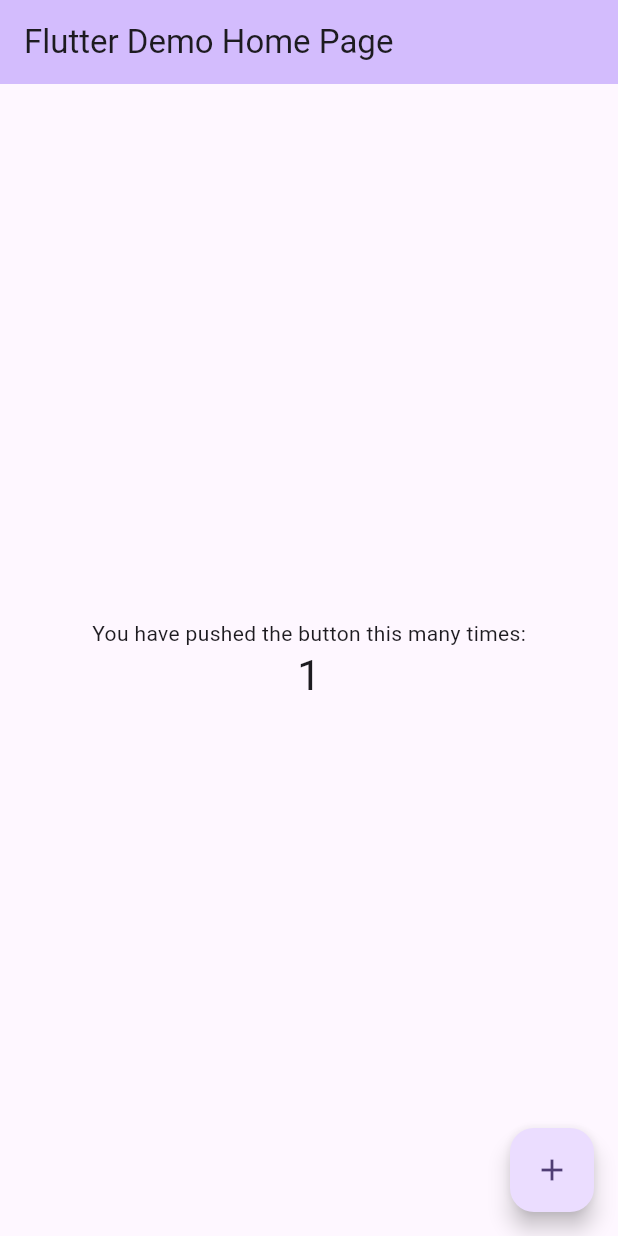
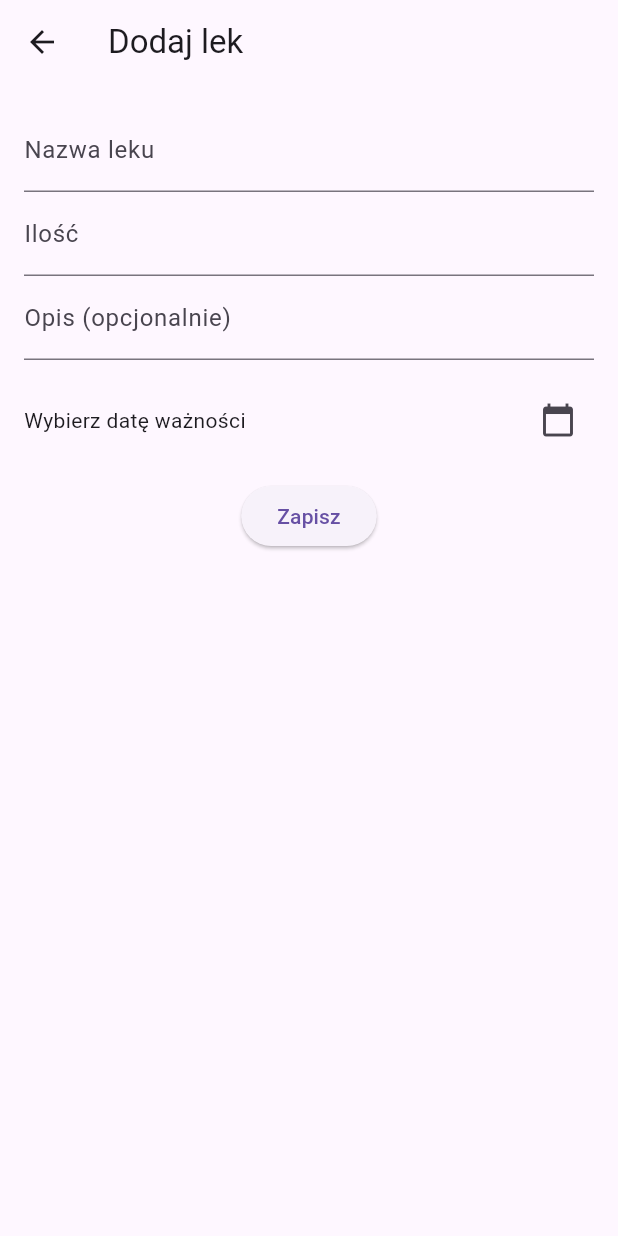
Before and after one commit to poznymwieczorem/MojaApteczka, a Flutter app: the screen it shows after launch, after a tap on the "add" icon, on a phone screen of 412 x 824 dp. Run offline on Flutter 3.47's test engine with Material 3 defaults, Android fonts, the phone set to English and light mode, and no system bars; our stand-ins replace sqflite; accounts and stored records are empty.

Commit message:
Podstawowa archtektura aplikacji - dodawanie lekow

```diff
--- /dev/null
+++ b/lib/db/lek_database.dart
@@ -0,0 +1,67 @@
+import 'package:sqflite/sqflite.dart';
+import 'package:path/path.dart';
+import '../models/lek.dart';
+
+class LekDatabase {
+  static final LekDatabase instance = LekDatabase._init();
+
+  static Database? _database;
+
+  LekDatabase._init();
+
+  Future<Database> get database async {
+    if (_database != null) return _database!;
+    _database = await _initDB('leki.db');
+    return _database!;
+  }
+
+  Future<Database> _initDB(String filePath) async {
+    final dbPath = await getDatabasesPath();
+    final path = join(dbPath, filePath);
+
+    return await openDatabase(
+      path,
+      version: 1,
+      onCreate: _createDB,
+    );
+  }
+
+  Future<void> _createDB(Database db, int version) async {
+    await db.execute('''
+      CREATE TABLE leki (
+        id INTEGER PRIMARY KEY AUTOINCREMENT,
+        nazwa TEXT NOT NULL,
+        ilosc INTEGER NOT NULL,
+        dataWaznosci TEXT NOT NULL,
+        opis TEXT
+      )
+    ''');
+  }
+
+  Future<Lek> create(Lek lek) async {
+    final db = await instance.database;
+    final id = await db.insert('leki', lek.toMap());
+    return lek.copyWith(id: id);
+  }
+
+  Future<List<Lek>> getAll() async {
+    final db = await instance.database;
+    final result = await db.query('leki');
+    return result.map((map) => Lek.fromMap(map)).toList();
+  }
+
+  Future<void> delete(int id) async {
+    final db = await instance.database;
+    await db.delete('leki', where: 'id = ?', whereArgs: [id]);
+  }
+
+  Future<void> clear() async {
+    final db = await instance.database;
+    await db.delete('leki');
+  }
+
+  Future<void> close() async {
+    final db = await instance.database;
+    db.close();
+  }
+}
--- a/lib/main.dart
+++ b/lib/main.dart
@@ -1,7 +1,17 @@
 import 'package:flutter/material.dart';
+import 'package:provider/provider.dart';
+import 'providers/lek_provider.dart';
+import 'screens/home_screen.dart';
 
 void main() {
-  runApp(const MyApp());
+  runApp(
+    MultiProvider(
+      providers: [
+        ChangeNotifierProvider(create: (_) => LekProvider()),
+      ],
+      child: MyApp(),
+    ),
+  );
 }
 
 class MyApp extends StatelessWidget {
@@ -11,112 +21,11 @@ class MyApp extends StatelessWidget {
   @override
   Widget build(BuildContext context) {
     return MaterialApp(
-      title: 'Flutter Demo',
+      title: 'Moja Apteczka',
       theme: ThemeData(
-        // This is the theme of your application.
-        //
-        // TRY THIS: Try running your application with "flutter run". You'll see
-        // the application has a purple toolbar. Then, without quitting the app,
-        // try changing the seedColor in the colorScheme below to Colors.green
-        // and then invoke "hot reload" (save your changes or press the "hot
-        // reload" button in a Flutter-supported IDE, or press "r" if you used
-        // the command line to start the app).
-        //
-        // Notice that the counter didn't reset back to zero; the application
-        // state is not lost during the reload. To reset the state, use hot
-        // restart instead.
-        //
-        // This works for code too, not just values: Most code changes can be
-        // tested with just a hot reload.
-        colorScheme: ColorScheme.fromSeed(seedColor: Colors.deepPurple),
+        primarySwatch: Colors.teal,
       ),
-      home: const MyHomePage(title: 'Flutter Demo Home Page'),
+      home: HomeScreen(),
     );
   }
 }
-
-class MyHomePage extends StatefulWidget {
-  const MyHomePage({super.key, required this.title});
-
-  // This widget is the home page of your application. It is stateful, meaning
-  // that it has a State object (defined below) that contains fields that affect
-  // how it looks.
-
-  // This class is the configuration for the state. It holds the values (in this
-  // case the title) provided by the parent (in this case the App widget) and
-  // used by the build method of the State. Fields in a Widget subclass are
-  // always marked "final".
-
-  final String title;
-
-  @override
-  State<MyHomePage> createState() => _MyHomePageState();
-}
-
-class _MyHomePageState extends State<MyHomePage> {
-  int _counter = 0;
-
-  void _incrementCounter() {
-    setState(() {
-      // This call to setState tells the Flutter framework that something has
-      // changed in this State, which causes it to rerun the build method below
-      // so that the display can reflect the updated values. If we changed
-      // _counter without calling setState(), then the build method would not be
-      // called again, and so nothing would appear to happen.
-      _counter++;
-    });
-  }
-
-  @override
-  Widget build(BuildContext context) {
-    // This method is rerun every time setState is called, for instance as done
-    // by the _incrementCounter method above.
-    //
-    // The Flutter framework has been optimized to make rerunning build methods
-    // fast, so that you can just rebuild anything that needs updating rather
-    // than having to individually change instances of widgets.
-    return Scaffold(
-      appBar: AppBar(
-        // TRY THIS: Try changing the color here to a specific color (to
-        // Colors.amber, perhaps?) and trigger a hot reload to see the AppBar
-        // change color while the other colors stay the same.
-        backgroundColor: Theme.of(context).colorScheme.inversePrimary,
-        // Here we take the value from the MyHomePage object that was created by
-        // the App.build method, and use it to set our appbar title.
-        title: Text(widget.title),
-      ),
-      body: Center(
-        // Center is a layout widget. It takes a single child and positions it
-        // in the middle of the parent.
-        child: Column(
-          // Column is also a layout widget. It takes a list of children and
-          // arranges them vertically. By default, it sizes itself to fit its
-          // children horizontally, and tries to be as tall as its parent.
-          //
-          // Column has various properties to control how it sizes itself and
-          // how it positions its children. Here we use mainAxisAlignment to
-          // center the children vertically; the main axis here is the vertical
-          // axis because Columns are vertical (the cross axis would be
-          // horizontal).
-          //
-          // TRY THIS: Invoke "debug painting" (choose the "Toggle Debug Paint"
-          // action in the IDE, or press "p" in the console), to see the
-          // wireframe for each widget.
-          mainAxisAlignment: MainAxisAlignment.center,
-          children: <Widget>[
-            const Text('You have pushed the button this many times:'),
-            Text(
-              '$_counter',
-              style: Theme.of(context).textTheme.headlineMedium,
-            ),
-          ],
-        ),
-      ),
-      floatingActionButton: FloatingActionButton(
-        onPressed: _incrementCounter,
-        tooltip: 'Increment',
-        child: const Icon(Icons.add),
-      ), // This trailing comma makes auto-formatting nicer for build methods.
-    );
-  }
-}
--- /dev/null
+++ b/lib/models/lek.dart
@@ -0,0 +1,51 @@
+class Lek {
+  final int? id;
+  final String nazwa;
+  final int ilosc;
+  final DateTime dataWaznosci;
+  final String? opis;
+
+  Lek({
+    this.id,
+    required this.nazwa,
+    required this.ilosc,
+    required this.dataWaznosci,
+    this.opis,
+  });
+
+  Lek copyWith({
+    int? id,
+    String? nazwa,
+    int? ilosc,
+    DateTime? dataWaznosci,
+    String? opis,
+  }) {
+    return Lek(
+      id: id ?? this.id,
+      nazwa: nazwa ?? this.nazwa,
+      ilosc: ilosc ?? this.ilosc,
+      dataWaznosci: dataWaznosci ?? this.dataWaznosci,
+      opis: opis ?? this.opis,
+    );
+  }
+
+  Map<String, dynamic> toMap() {
+    return {
+      'id': id,
+      'nazwa': nazwa,
+      'ilosc': ilosc,
+      'dataWaznosci': dataWaznosci.toIso8601String(),
+      'opis': opis,
+    };
+  }
+
+  factory Lek.fromMap(Map<String, dynamic> map) {
+    return Lek(
+      id: map['id'],
+      nazwa: map['nazwa'],
+      ilosc: map['ilosc'],
+      dataWaznosci: DateTime.parse(map['dataWaznosci']),
+      opis: map['opis'],
+    );
+  }
+}
--- /dev/null
+++ b/lib/providers/lek_provider.dart
@@ -0,0 +1,33 @@
+import 'package:flutter/material.dart';
+import '../models/lek.dart';
+import '../db/lek_database.dart';
+
+class LekProvider with ChangeNotifier {
+  List<Lek> _leki = [];
+
+  List<Lek> get leki => _leki;
+
+  /// Wczytaj leki z lokalnej bazy danych
+  Future<void> loadLeki() async {
+    _leki = await LekDatabase.instance.getAll();
+    notifyListeners();
+  }
+
+  /// Dodaj nowy lek do bazy danych i odśwież listę
+  Future<void> dodajLek(Lek lek) async {
+    await LekDatabase.instance.create(lek);
+    await loadLeki();
+  }
+
+  /// Usuń lek po ID i odśwież listę
+  Future<void> usunLek(int id) async {
+    await LekDatabase.instance.delete(id);
+    await loadLeki();
+  }
+
+  /// Wyczyść wszystkie dane (np. do testów lub resetu)
+  Future<void> wyczyscLeki() async {
+    await LekDatabase.instance.clear();
+    await loadLeki();
+  }
+}
--- /dev/null
+++ b/lib/screens/add_lek_screen.dart
@@ -0,0 +1,97 @@
+import 'package:flutter/material.dart';
+import 'package:provider/provider.dart';
+import '../models/lek.dart';
+import '../providers/lek_provider.dart';
+
+class DodajLekScreen extends StatefulWidget {
+  const DodajLekScreen({super.key});
+
+  @override
+  State<DodajLekScreen> createState() => _DodajLekScreenState();
+}
+
+class _DodajLekScreenState extends State<DodajLekScreen> {
+  final _formKey = GlobalKey<FormState>();
+  final _nazwaController = TextEditingController();
+  final _iloscController = TextEditingController();
+  final _opisController = TextEditingController();
+  DateTime? _wybranaData;
+
+  @override
+  Widget build(BuildContext context) {
+    return Scaffold(
+      appBar: AppBar(title: const Text('Dodaj lek')),
+      body: Padding(
+        padding: const EdgeInsets.all(16),
+        child: Form(
+          key: _formKey,
+          child: Column(
+            children: [
+              TextFormField(
+                controller: _nazwaController,
+                decoration: const InputDecoration(labelText: 'Nazwa leku'),
+                validator: (value) => value!.isEmpty ? 'Podaj nazwę' : null,
+              ),
+              TextFormField(
+                controller: _iloscController,
+                decoration: const InputDecoration(labelText: 'Ilość'),
+                keyboardType: TextInputType.number,
+                validator: (value) => value!.isEmpty ? 'Podaj ilość' : null,
+              ),
+              TextFormField(
+                controller: _opisController,
+                decoration: const InputDecoration(labelText: 'Opis (opcjonalnie)'),
+              ),
+              const SizedBox(height: 16),
+              Row(
+                children: [
+                  Expanded(
+                    child: Text(
+                      _wybranaData == null
+                          ? 'Wybierz datę ważności'
+                          : 'Data: ${_wybranaData!.toLocal().toString().split(' ')[0]}',
+                    ),
+                  ),
+                  IconButton(
+                    icon: const Icon(Icons.calendar_today),
+                    onPressed: () async {
+                      final now = DateTime.now();
+                      final data = await showDatePicker(
+                        context: context,
+                        initialDate: now,
+                        firstDate: now,
+                        lastDate: DateTime(now.year + 10),
+                      );
+                      if (data != null) {
+                        setState(() {
+                          _wybranaData = data;
+                        });
+                      }
+                    },
+                  )
+                ],
+              ),
+              const SizedBox(height: 16),
+              ElevatedButton(
+                child: const Text('Zapisz'),
+                onPressed: () {
+                  if (_formKey.currentState!.validate() && _wybranaData != null) {
+                    final lek = Lek(
+                      id: null,
+                      nazwa: _nazwaController.text,
+                      ilosc: int.parse(_iloscController.text),
+                      dataWaznosci: _wybranaData!,
+                      opis: _opisController.text,
+                    );
+                    context.read<LekProvider>().dodajLek(lek);
+                    Navigator.pop(context);
+                  }
+                },
+              )
+            ],
+          ),
+        ),
+      ),
+    );
+  }
+}
--- /dev/null
+++ b/lib/screens/home_screen.dart
@@ -0,0 +1,50 @@
+import 'package:flutter/material.dart';
+import 'package:provider/provider.dart';
+import '../providers/lek_provider.dart';
+import '../models/lek.dart';
+import 'add_lek_screen.dart';
+import 'package:intl/intl.dart';
+
+class HomeScreen extends StatelessWidget {
+  const HomeScreen({super.key});
+
+  @override
+  Widget build(BuildContext context) {
+    final leki = context.watch<LekProvider>().leki;
+
+    return Scaffold(
+      appBar: AppBar(
+        title: const Text('Moja Apteczka'),
+      ),
+      body: leki.isEmpty
+          ? const Center(child: Text('Brak zapisanych leków'))
+          : ListView.builder(
+              itemCount: leki.length,
+              itemBuilder: (context, index) {
+                final lek = leki[index];
+                final isExpired = lek.dataWaznosci.isBefore(DateTime.now());
+                return ListTile(
+                  title: Text(lek.nazwa),
+                  subtitle: Text(
+                    'Ilość: ${lek.ilosc}, Ważne do: ${DateFormat.yMMMd().format(lek.dataWaznosci)}',
+                    style: TextStyle(
+                      color: isExpired ? Colors.red : null,
+                    ),
+                  ),
+                  trailing: IconButton(
+                    icon: const Icon(Icons.delete),
+                    onPressed: () => context.read<LekProvider>().usunLek(lek.id!),
+                  ),
+                );
+              },
+            ),
+      floatingActionButton: FloatingActionButton(
+        child: const Icon(Icons.add),
+        onPressed: () => Navigator.push(
+          context,
+          MaterialPageRoute(builder: (_) => const DodajLekScreen()),
+        ),
+      ),
+    );
+  }
+}
--- a/pubspec.yaml
+++ b/pubspec.yaml
@@ -34,6 +34,9 @@ dependencies:
   # The following adds the Cupertino Icons font to your application.
   # Use with the CupertinoIcons class for iOS style icons.
   cupertino_icons: ^1.0.8
+  sqflite: ^2.4.2
+  provider: ^6.1.5
+  intl: ^0.20.2
 
 dev_dependencies:
   flutter_test:
```
Also changed, not shown: pubspec.lock.
